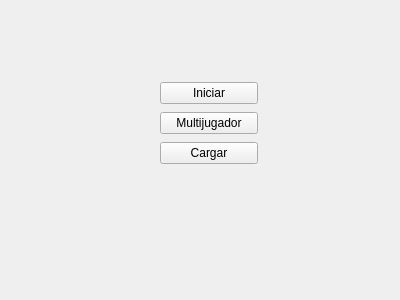
First picture: the form in P_final_parte1/menu.ui, repository JorgeGaitan15912/Proyecto-final, before the edit.
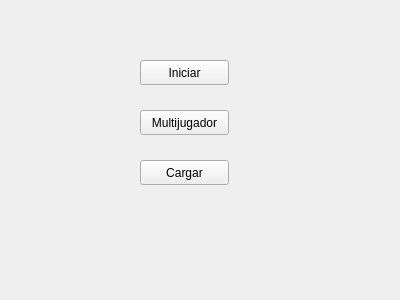
Second picture: the form after the edit.

```diff
--- a/P_final_parte1/menu.ui
+++ b/P_final_parte1/menu.ui
@@ -13,38 +13,44 @@
   <property name="windowTitle">
    <string>Form</string>
   </property>
-  <widget class="QWidget" name="">
-   <property name="geometry">
-    <rect>
-     <x>160</x>
-     <y>80</y>
-     <width>98</width>
-     <height>89</height>
-    </rect>
-   </property>
-   <layout class="QVBoxLayout" name="verticalLayout">
-    <item>
      <widget class="QPushButton" name="pushButton">
+   <property name="geometry">
+    <rect>
+     <x>140</x>
+     <y>60</y>
+     <width>89</width>
+     <height>25</height>
+    </rect>
+   </property>
       <property name="text">
        <string>Iniciar</string>
       </property>
      </widget>
-    </item>
-    <item>
-     <widget class="QPushButton" name="pushButton_2">
+  <widget class="QPushButton" name="multiButton_2">
+   <property name="geometry">
+    <rect>
+     <x>140</x>
+     <y>110</y>
+     <width>89</width>
+     <height>25</height>
+    </rect>
+   </property>
       <property name="text">
        <string>Multijugador</string>
       </property>
      </widget>
-    </item>
-    <item>
      <widget class="QPushButton" name="cargarButton">
+   <property name="geometry">
+    <rect>
+     <x>140</x>
+     <y>160</y>
+     <width>89</width>
+     <height>25</height>
+    </rect>
+   </property>
       <property name="text">
        <string>Cargar</string>
       </property>
-     </widget>
-    </item>
-   </layout>
   </widget>
  </widget>
  <resources/>
```
Lines whose indentation alone changed are shown as unchanged.
